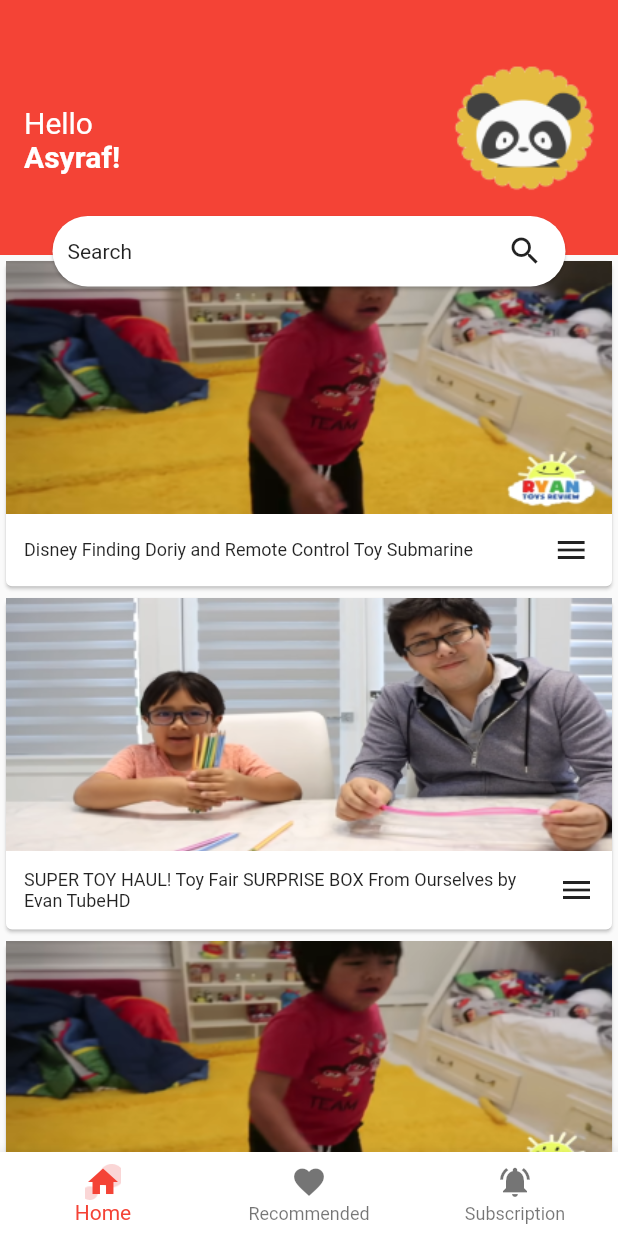
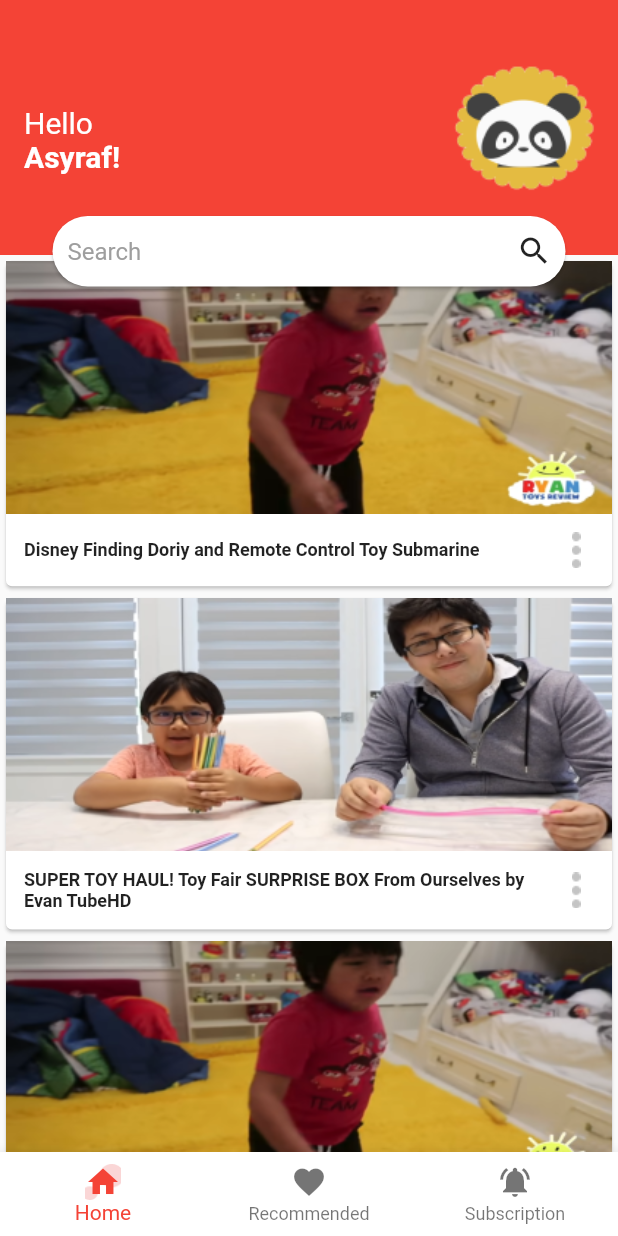
Before and after one commit to ihsanab31/psm, a Flutter app: the screen it shows after launch, on a phone screen of 412 x 824 dp. Run offline on Flutter 3.47's test engine with Material 2 defaults, Android fonts, the phone set to English and light mode, and no system bars; Roboto replaces fonts that are missing (Helvetica).

Commit message:
fixing video

```diff
--- a/lib/screen/detail.dart
+++ b/lib/screen/detail.dart
@@ -46,7 +46,7 @@ class _DetailState extends State<Detail> {
                     Center(
                       child:
                       Container(
-                        height: 200,
+                        height: 190,
                         width: double.infinity,
                         alignment: Alignment.center,
                         margin: EdgeInsets.only(
@@ -73,6 +73,7 @@ class _DetailState extends State<Detail> {
                     ),
                     Container(
                       width: double.infinity,
+                      padding: EdgeInsets.only(left: 5),
                       margin: EdgeInsets.only(
                           top: MediaQuery.of(context).size.width / 9),
                       child: Row(
--- a/lib/screen/page/home.dart
+++ b/lib/screen/page/home.dart
@@ -85,14 +85,17 @@ class Home extends StatelessWidget {
                                             new Flexible(
                                               child: new Text(
                                                 "Disney Finding Doriy and Remote Control Toy Submarine                  ",
-                                                style: TextStyle(fontSize: 12),
+                                                style: TextStyle(
+                                                  fontSize: 12,
+                                                  fontWeight: FontWeight.bold
+                                                ),
                                               ),
                                               flex: 15,
                                             ),
                                             new Flexible(
                                               child: new Container(
                                                 alignment: Alignment.center,
-                                                child: Icon(Icons.menu),
+                                                child: Image.asset("images/opstion_menu.png"),
                                               ),
                                               flex: 1,
                                             )
@@ -122,14 +125,17 @@ class Home extends StatelessWidget {
                                           new Flexible(
                                             child: new Text(
                                               "SUPER TOY HAUL! Toy Fair SURPRISE BOX From Ourselves by Evan TubeHD",
-                                              style: TextStyle(fontSize: 12),
+                                              style: TextStyle(
+                                                  fontSize: 12,
+                                                  fontWeight: FontWeight.bold
+                                              ),
                                             ),
                                             flex: 15,
                                           ),
                                           new Flexible(
                                             child: new Container(
                                               alignment: Alignment.center,
-                                              child: Icon(Icons.menu),
+                                              child: Image.asset("images/opstion_menu.png"),
                                             ),
                                             flex: 1,
                                           )
@@ -155,14 +161,17 @@ class Home extends StatelessWidget {
                                           new Flexible(
                                             child: new Text(
                                               "Disney Finding Doriy and Remote Control Toy Submarine                  ",
-                                              style: TextStyle(fontSize: 12),
+                                              style: TextStyle(
+                                                  fontSize: 12,
+                                                  fontWeight: FontWeight.bold
+                                              ),
                                             ),
                                             flex: 15,
                                           ),
                                           new Flexible(
                                             child: new Container(
                                               alignment: Alignment.center,
-                                              child: Icon(Icons.menu),
+                                              child: Image.asset("images/opstion_menu.png"),
                                             ),
                                             flex: 1,
                                           )
@@ -189,14 +198,17 @@ class Home extends StatelessWidget {
                                           new Flexible(
                                             child: new Text(
                                               "SUPER TOY HAUL! Toy Fair SURPRISE BOX From Ourselves by Evan TubeHD",
-                                              style: TextStyle(fontSize: 12),
+                                              style: TextStyle(
+                                                  fontSize: 12,
+                                                  fontWeight: FontWeight.bold
+                                              ),
                                             ),
                                             flex: 15,
                                           ),
                                           new Flexible(
                                             child: new Container(
                                               alignment: Alignment.center,
-                                              child: Icon(Icons.menu),
+                                              child: Image.asset("images/opstion_menu.png"),
                                             ),
                                             flex: 1,
                                           )
@@ -233,7 +245,10 @@ class Home extends StatelessWidget {
                         child: Row(
                           children: [
                             Container(
-                                child: Text("Search"),
+                                child: Text("Search", style: TextStyle(
+                                  color: Colors.grey,
+                                  fontSize: 16
+                                ),),
                             ),
                             Container(
                               margin: EdgeInsets.only(left: 250),
--- a/pubspec.yaml
+++ b/pubspec.yaml
@@ -71,6 +71,7 @@ flutter:
       - images/background.png
       - images/indikator.png
       - images/progress_play.png
+      - images/opstion_menu.png
   #   - images/a_dot_ham.jpeg
 
   # An image asset can refer to one or more resolution-specific "variants", see
```
Also changed, not shown: lib/screen/page/recommend.dart (+33 -27 lines), lib/screen/page/subcription.dart (+9 -9 lines), images/opstion_menu.png (added), images/progress.png.
